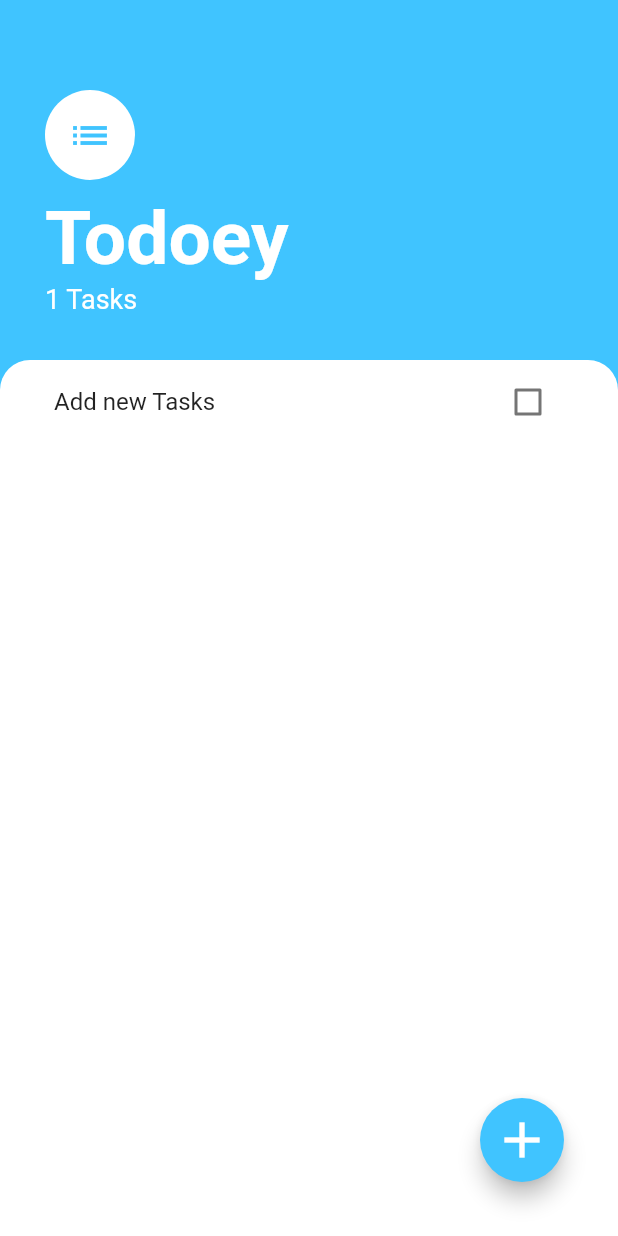
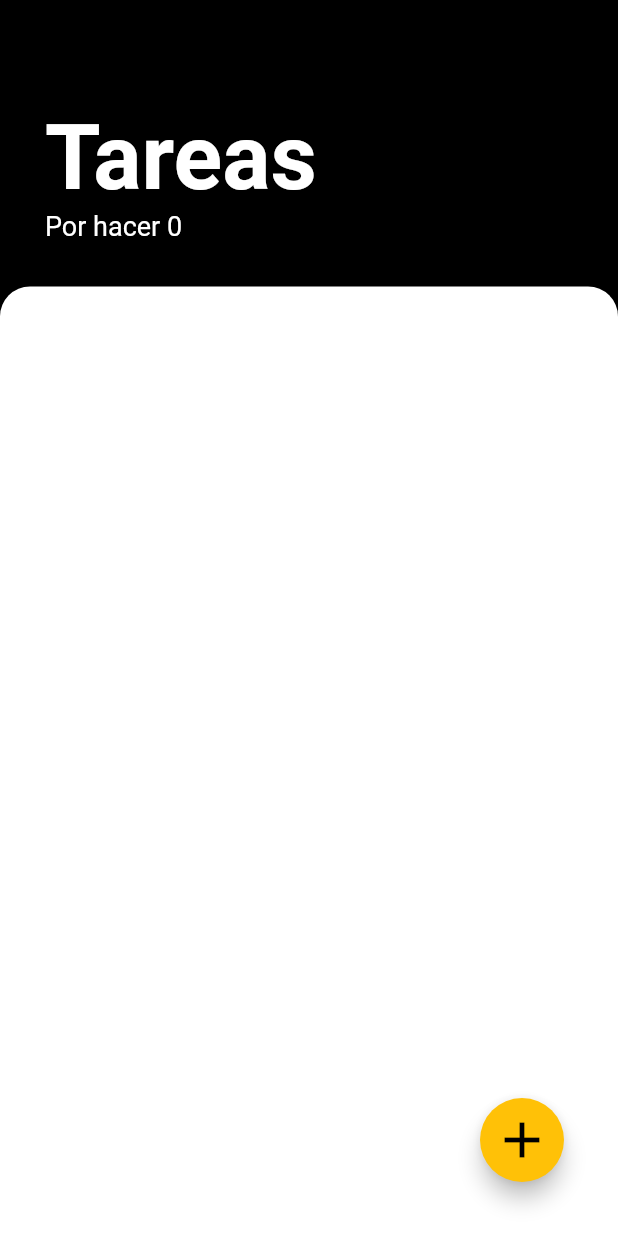
Before and after one commit to vcardona/todoey_flutter, a Flutter app: the screen it shows after launch, on a phone screen of 412 x 824 dp. Run offline on Flutter 3.47's test engine with Material 2 defaults, Android fonts, the phone set to English and light mode, and no system bars.

Commit message:
Se corrigio error al agregar la tarea sin texto
Cuando se agregaba una tarea sin texto la app se cerraba, se corrigio este error y se cambio para de la UI para mejorar el aspecto visual.

```diff
--- a/lib/models/task_data.dart
+++ b/lib/models/task_data.dart
@@ -6,9 +6,7 @@ import 'package:flutter/material.dart';
 import 'task.dart';
 
 class TaskData extends ChangeNotifier {
-  List<Task> _tasks = [
-    Task(name: 'Add new Tasks'),
-  ];
+  List<Task> _tasks = [];
 
   UnmodifiableListView<Task> get tasks {
     return UnmodifiableListView(_tasks);
--- a/lib/screens/tasks_screen.dart
+++ b/lib/screens/tasks_screen.dart
@@ -13,14 +13,15 @@ class _TasksScreenState extends State<TasksScreen> {
   @override
   Widget build(BuildContext context) {
     return Scaffold(
-      backgroundColor: Colors.lightBlueAccent,
+      backgroundColor: Colors.black,
       floatingActionButton: Padding(
         padding: const EdgeInsets.all(20.0),
         child: FloatingActionButton(
-          backgroundColor: Colors.lightBlueAccent,
+          backgroundColor: Colors.amber,
           child: Icon(
             Icons.add,
             size: 40,
+            color: Colors.black,
           ),
           onPressed: () {
             showModalBottomSheet(
@@ -49,27 +50,18 @@ class _TasksScreenState extends State<TasksScreen> {
               child: Column(
                 crossAxisAlignment: CrossAxisAlignment.start,
                 children: <Widget>[
-                  CircleAvatar(
-                    child: Icon(
-                      Icons.list,
-                      size: 30,
-                      color: Colors.lightBlueAccent,
-                    ),
-                    backgroundColor: Colors.white,
-                    radius: 30,
-                  ),
                   SizedBox(
                     height: 10,
                   ),
                   Text(
-                    'Todoey',
+                    'Tareas',
                     style: TextStyle(
                         color: Colors.white,
-                        fontSize: 50.0,
+                        fontSize: 60.0,
                         fontWeight: FontWeight.w700),
                   ),
                   Text(
-                    "${Provider.of<TaskData>(context).taskCount} Tasks",
+                    "Por hacer ${Provider.of<TaskData>(context).taskCount} ",
                     style: TextStyle(
                       color: Colors.white,
                       fontSize: 18,
--- a/lib/widgets/task_tile.dart
+++ b/lib/widgets/task_tile.dart
@@ -19,11 +19,12 @@ class TaskTile extends StatelessWidget {
       title: Text(
         taskTitle,
         style: TextStyle(
-          decoration: isChecked ? TextDecoration.lineThrough : null,
-        ),
+            decoration: isChecked ? TextDecoration.lineThrough : null,
+            fontWeight: FontWeight.bold,
+            fontSize: 20),
       ),
       trailing: Checkbox(
-        activeColor: Colors.lightBlueAccent,
+        activeColor: Colors.black,
         value: isChecked,
         onChanged: checkboxCallback,
       ),
```
Also changed, not shown: lib/screens/add_task_screen.dart (+15 -4 lines), 2 other files.
